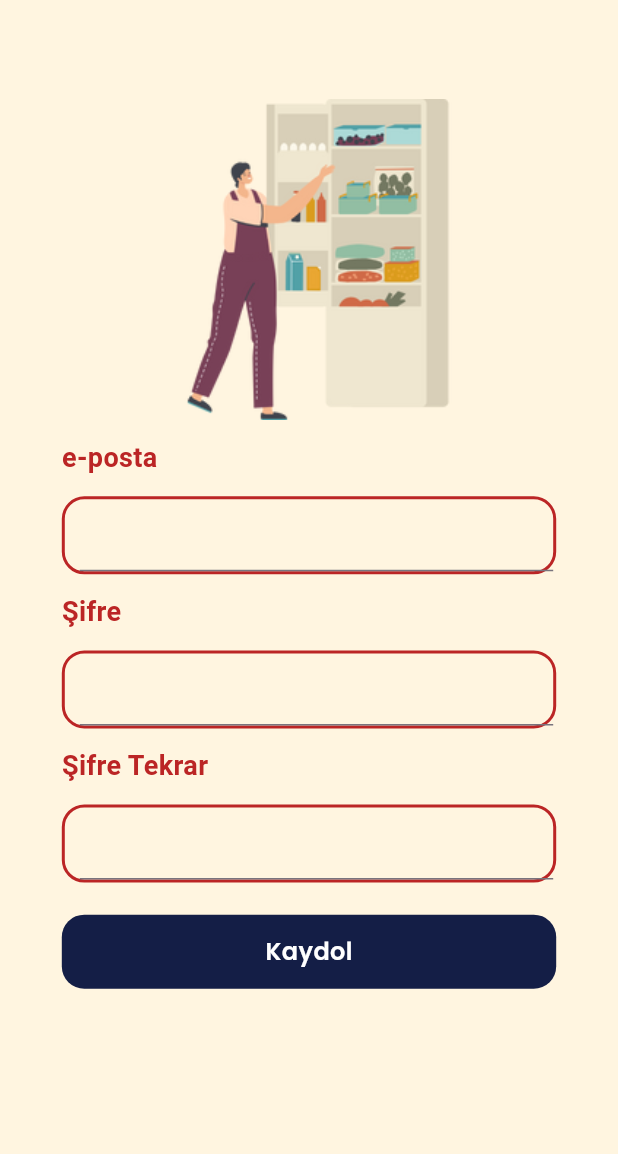
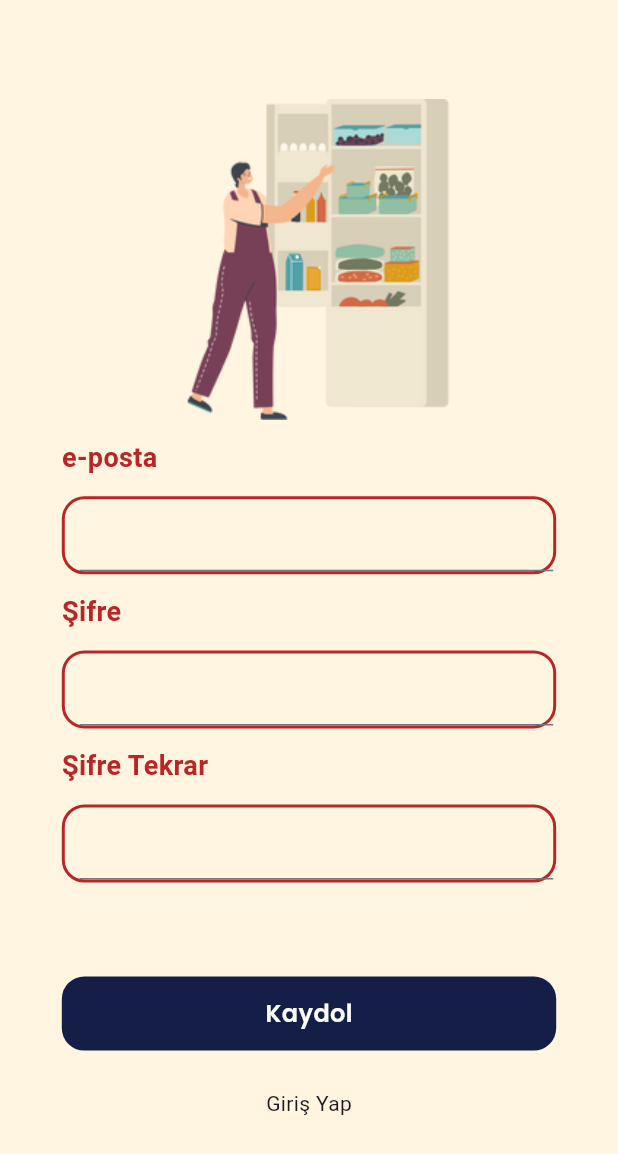
Before and after one commit to filizsenturk/fridge, a Flutter app: the screen it shows after launch, on a phone screen of 412 x 824 dp. Shown: the top 1154 px of the screen. Run offline on Flutter 3.47's test engine with Material 3 defaults, Android fonts, the phone set to English and light mode, and no system bars; our stand-ins replace flutter_bloc, google_fonts, sizer.

Commit message:
home screen bottom bar added, bloc added

```diff
--- /dev/null
+++ b/lib/bloc/cubit/registration_cubit.dart
@@ -0,0 +1,13 @@
+import 'package:flutter_bloc/flutter_bloc.dart';
+
+class RegistrationCubit extends Cubit<bool> {
+  RegistrationCubit() : super(true);
+
+  setRegistrationCubit(bool value){
+    emit(value);
+  }
+
+  getRegistrationCubit(){
+    return state;
+  }
+}
--- a/lib/main.dart
+++ b/lib/main.dart
@@ -1,5 +1,8 @@
 import 'package:flutter/material.dart';
+import 'package:flutter_bloc/flutter_bloc.dart';
 import 'package:sizer/sizer.dart';
+import 'package:untitled7/bloc/cubit/registration_cubit.dart';
+import 'package:untitled7/screens/registration_screens/registration.dart';
 import 'package:untitled7/screens/registration_screens/sign_in_screen/sign_in_screen.dart';
 import 'package:untitled7/screens/registration_screens/sign_up_screen/sign_up_screen.dart';
 
@@ -12,14 +15,20 @@ class MyApp extends StatelessWidget {
   // This widget is the root of your application.
   @override
   Widget build(BuildContext context) {
-    return Sizer(
+    return MultiBlocProvider(
+      providers: [
+        BlocProvider<RegistrationCubit>(
+            create: (BuildContext context) => RegistrationCubit()),
+      ],
+      child: Sizer(
           builder: (context, orientation, screenType) {
           return MaterialApp(
             debugShowCheckedModeBanner: false,
             title: 'Soğuk Bekçi',
-          home:SignUpScreen()
+            home:Registration()
           );
         }
+      ),
     );
   }
 }
--- /dev/null
+++ b/lib/screens/registration_screens/registration.dart
@@ -0,0 +1,21 @@
+import 'package:flutter/material.dart';
+import 'package:flutter_bloc/flutter_bloc.dart';
+import 'package:untitled7/bloc/cubit/registration_cubit.dart';
+import 'package:untitled7/screens/registration_screens/sign_in_screen/sign_in_screen.dart';
+import 'package:untitled7/screens/registration_screens/sign_up_screen/sign_up_screen.dart';
+
+class Registration extends StatefulWidget {
+  const Registration({super.key});
+
+  @override
+  State<Registration> createState() => _RegistrationState();
+}
+
+class _RegistrationState extends State<Registration> {
+  @override
+  Widget build(BuildContext context) {
+    return BlocBuilder<RegistrationCubit,bool>(builder: (context,state){
+      return state==true ? SignUpScreen() : SignInScreen();
+    });
+  }
+}
--- a/lib/screens/registration_screens/sign_in_screen/sign_in_screen.dart
+++ b/lib/screens/registration_screens/sign_in_screen/sign_in_screen.dart
@@ -2,6 +2,7 @@ import 'package:flutter/material.dart';
 import 'package:untitled7/screens/registration_screens/sign_in_screen/sign_in_btn.dart';
 import 'package:untitled7/screens/registration_screens/sign_in_screen/sign_in_field.dart';
 import 'package:untitled7/screens/registration_screens/sign_in_screen/starter_text.dart';
+import 'package:untitled7/screens/registration_screens/sign_in_sign_up_text.dart';
 import 'package:untitled7/utils/app_colors.dart';
 
 class SignInScreen extends StatefulWidget {
@@ -24,7 +25,7 @@ class _SignInScreenState extends State<SignInScreen> {
             StarterText(),
             SignInField(),
             SignInBtn(),
-          //  SignInSignUpSelection()
+            SignInSignUpText()
           ],
         )
       ),
--- a/lib/screens/registration_screens/sign_in_screen/starter_text.dart
+++ b/lib/screens/registration_screens/sign_in_screen/starter_text.dart
@@ -1,4 +1,5 @@
 import 'package:flutter/material.dart';
+import 'package:sizer/sizer.dart';
 
 class StarterText extends StatelessWidget {
   const StarterText({super.key});
@@ -7,7 +8,7 @@ class StarterText extends StatelessWidget {
   Widget build(BuildContext context) {
     return Column(
       children: [
-        Image.asset("assets/fridge.png",),
+        Image.asset("assets/fridge.png",height: 8.h,),
         Text("Soğuk Bekçi Uygulamasına hoşgeldiniz")
       ],
     );
--- /dev/null
+++ b/lib/screens/registration_screens/sign_in_sign_up_text.dart
@@ -0,0 +1,30 @@
+import 'package:flutter/material.dart';
+import 'package:flutter_bloc/flutter_bloc.dart';
+import 'package:untitled7/bloc/cubit/registration_cubit.dart';
+
+class SignInSignUpText extends StatefulWidget {
+  const SignInSignUpText({super.key});
+
+  @override
+  State<SignInSignUpText> createState() => _SignInSignUpTextState();
+}
+
+class _SignInSignUpTextState extends State<SignInSignUpText> {
+  @override
+  Widget build(BuildContext context) {
+    return Padding(
+      padding: const EdgeInsets.only(top: 25),
+      child: BlocBuilder<RegistrationCubit,bool>(
+          builder: (context,state){
+            return GestureDetector(
+              onTap: (){
+                context.read<RegistrationCubit>().getRegistrationCubit() ?
+                context.read<RegistrationCubit>().setRegistrationCubit(false):
+                context.read<RegistrationCubit>().setRegistrationCubit(true);
+              },
+              child: state == true ? Text("Giriş Yap") : Text("Kaydol"),
+            );
+      }),
+    );
+  }
+}
--- a/lib/screens/registration_screens/sign_up_screen/sign_up_fields.dart
+++ b/lib/screens/registration_screens/sign_up_screen/sign_up_fields.dart
@@ -18,7 +18,7 @@ class _SignUpFieldsState extends State<SignUpFields> {
   Widget build(BuildContext context) {
     return Container(
       width: 100.w,
-      height: 40.h,
+      height: 45.h,
       margin: EdgeInsets.only(left: 10.w,right: 10.w),
       child: Column(
        // mainAxisAlignment: ,
--- a/lib/screens/registration_screens/sign_up_screen/sign_up_screen.dart
+++ b/lib/screens/registration_screens/sign_up_screen/sign_up_screen.dart
@@ -1,5 +1,6 @@
 import 'package:flutter/material.dart';
 import 'package:sizer/sizer.dart';
+import 'package:untitled7/screens/registration_screens/sign_in_sign_up_text.dart';
 import 'package:untitled7/screens/registration_screens/sign_up_screen/sign_up_btn.dart';
 import 'package:untitled7/screens/registration_screens/sign_up_screen/sign_up_fields.dart';
 import 'package:untitled7/utils/app_colors.dart';
@@ -18,7 +19,7 @@ class SignUpScreen extends StatelessWidget {
             buildImage(),
             SignUpFields(),
             SignUpBtn(),
-           // SignInText(),
+            SignInSignUpText(),
           ],
         ),
       ),
--- a/lib/utils/app_colors.dart
+++ b/lib/utils/app_colors.dart
@@ -9,4 +9,5 @@ class AppColors{
   static final customTextColor = HexColor('#bb2525');
   static final customButtonTextColor = HexColor('#ffffff');
   static final customAppBarColor = HexColor('#141e46');
+  static final customBottomButtonColor= HexColor('#ff6969');
 }
--- a/pubspec.yaml
+++ b/pubspec.yaml
@@ -33,6 +33,7 @@ dependencies:
 
   google_fonts: ^6.1.0
   sizer: ^2.0.15
+  flutter_bloc: ^8.1.3
 
 
   # The following adds the Cupertino Icons font to your application.
```
Also changed, not shown: lib/screens/home_screen/custom_bottom_bar.dart (+20 -3 lines), lib/utils/strings.dart (added, +9 -0 lines), pubspec.lock. Lines whose indentation alone changed are shown as unchanged.
